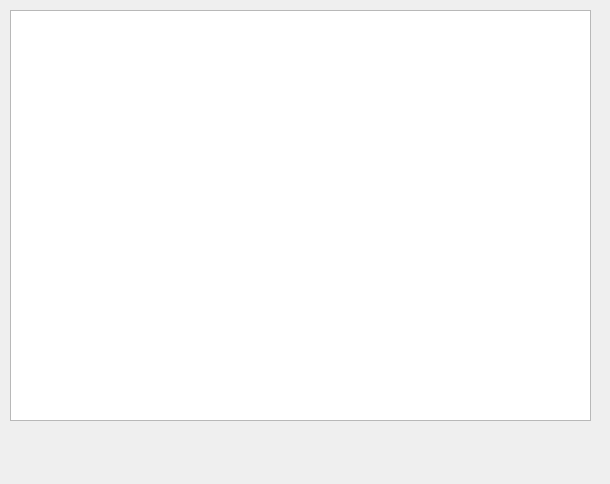
Old version of the form qt/tabsprite.ui in the repository Lupinzar/gssex.
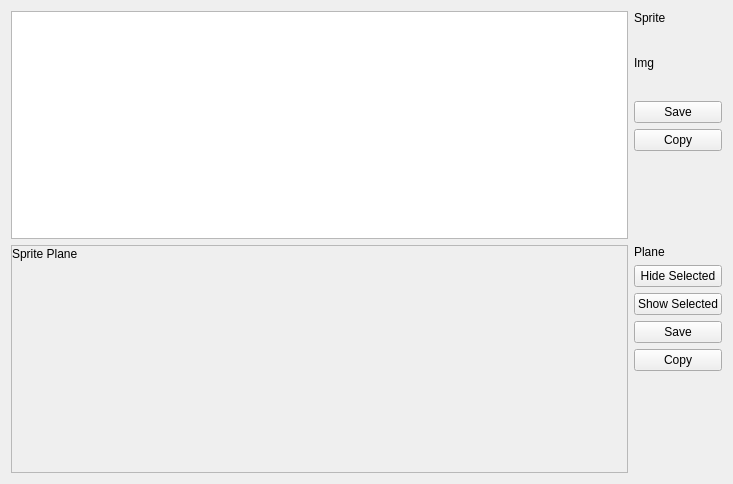
New version of the form. Icons and pictures are not drawn.

Diff of the .ui file:
```diff
--- a/qt/tabsprite.ui
+++ b/qt/tabsprite.ui
@@ -6,23 +6,211 @@
    <rect>
     <x>0</x>
     <y>0</y>
-    <width>610</width>
+    <width>733</width>
     <height>484</height>
    </rect>
   </property>
   <property name="windowTitle">
    <string>Form</string>
   </property>
-  <widget class="QTableView" name="sprite_view">
-   <property name="geometry">
-    <rect>
-     <x>10</x>
-     <y>10</y>
-     <width>581</width>
-     <height>411</height>
-    </rect>
-   </property>
-  </widget>
+  <layout class="QGridLayout" name="gridLayout">
+   <item row="0" column="0">
+    <widget class="QTableView" name="sprite_view"/>
+   </item>
+   <item row="0" column="1">
+    <layout class="QVBoxLayout" name="verticalLayout_2">
+     <item>
+      <widget class="QLabel" name="label">
+       <property name="sizePolicy">
+        <sizepolicy hsizetype="Fixed" vsizetype="Fixed">
+         <horstretch>0</horstretch>
+         <verstretch>0</verstretch>
+        </sizepolicy>
+       </property>
+       <property name="text">
+        <string>Sprite</string>
+       </property>
+      </widget>
+     </item>
+     <item>
+      <widget class="QLabel" name="sprite_label">
+       <property name="sizePolicy">
+        <sizepolicy hsizetype="Fixed" vsizetype="Fixed">
+         <horstretch>0</horstretch>
+         <verstretch>0</verstretch>
+        </sizepolicy>
+       </property>
+       <property name="minimumSize">
+        <size>
+         <width>32</width>
+         <height>64</height>
+        </size>
+       </property>
+       <property name="text">
+        <string>Img</string>
+       </property>
+      </widget>
+     </item>
+     <item>
+      <widget class="QPushButton" name="save_sprite_button">
+       <property name="toolTip">
+        <string>Save Sprite</string>
+       </property>
+       <property name="text">
+        <string>Save</string>
+       </property>
+       <property name="icon">
+        <iconset resource="resource.qrc">
+         <normaloff>:/icons/device-floppy.svg</normaloff>:/icons/device-floppy.svg</iconset>
+       </property>
+      </widget>
+     </item>
+     <item>
+      <widget class="QPushButton" name="copy_sprite_button">
+       <property name="toolTip">
+        <string>Copy Sprite</string>
+       </property>
+       <property name="text">
+        <string>Copy</string>
+       </property>
+       <property name="icon">
+        <iconset resource="resource.qrc">
+         <normaloff>:/icons/clipboard.svg</normaloff>:/icons/clipboard.svg</iconset>
+       </property>
+      </widget>
+     </item>
+     <item>
+      <spacer name="verticalSpacer">
+       <property name="orientation">
+        <enum>Qt::Orientation::Vertical</enum>
+       </property>
+       <property name="sizeHint" stdset="0">
+        <size>
+         <width>20</width>
+         <height>40</height>
+        </size>
+       </property>
+      </spacer>
+     </item>
+    </layout>
+   </item>
+   <item row="1" column="0">
+    <widget class="QScrollArea" name="plane_scroll">
+     <property name="minimumSize">
+      <size>
+       <width>320</width>
+       <height>224</height>
+      </size>
+     </property>
+     <property name="widgetResizable">
+      <bool>true</bool>
+     </property>
+     <widget class="QWidget" name="scrollAreaWidgetContents">
+      <property name="geometry">
+       <rect>
+        <x>0</x>
+        <y>0</y>
+        <width>601</width>
+        <height>228</height>
+       </rect>
+      </property>
+      <widget class="QLabel" name="plane_label">
+       <property name="geometry">
+        <rect>
+         <x>0</x>
+         <y>0</y>
+         <width>71</width>
+         <height>16</height>
+        </rect>
+       </property>
+       <property name="text">
+        <string>Sprite Plane</string>
+       </property>
+      </widget>
+     </widget>
+    </widget>
+   </item>
+   <item row="1" column="1">
+    <layout class="QVBoxLayout" name="verticalLayout_3">
+     <item>
+      <widget class="QLabel" name="label_2">
+       <property name="sizePolicy">
+        <sizepolicy hsizetype="Fixed" vsizetype="Fixed">
+         <horstretch>0</horstretch>
+         <verstretch>0</verstretch>
+        </sizepolicy>
+       </property>
+       <property name="text">
+        <string>Plane</string>
+       </property>
+      </widget>
+     </item>
+     <item>
+      <widget class="QPushButton" name="hide_button">
+       <property name="text">
+        <string>Hide Selected</string>
+       </property>
+       <property name="icon">
+        <iconset resource="resource.qrc">
+         <normaloff>:/icons/eye-off.svg</normaloff>:/icons/eye-off.svg</iconset>
+       </property>
+      </widget>
+     </item>
+     <item>
+      <widget class="QPushButton" name="show_button">
+       <property name="text">
+        <string>Show Selected</string>
+       </property>
+       <property name="icon">
+        <iconset resource="resource.qrc">
+         <normaloff>:/icons/eye.svg</normaloff>:/icons/eye.svg</iconset>
+       </property>
+      </widget>
+     </item>
+     <item>
+      <widget class="QPushButton" name="save_plane_button">
+       <property name="toolTip">
+        <string>Save Sprite</string>
+       </property>
+       <property name="text">
+        <string>Save</string>
+       </property>
+       <property name="icon">
+        <iconset resource="resource.qrc">
+         <normaloff>:/icons/device-floppy.svg</normaloff>:/icons/device-floppy.svg</iconset>
+       </property>
+      </widget>
+     </item>
+     <item>
+      <widget class="QPushButton" name="copy_plane_button">
+       <property name="toolTip">
+        <string>Copy Sprite</string>
+       </property>
+       <property name="text">
+        <string>Copy</string>
+       </property>
+       <property name="icon">
+        <iconset resource="resource.qrc">
+         <normaloff>:/icons/clipboard.svg</normaloff>:/icons/clipboard.svg</iconset>
+       </property>
+      </widget>
+     </item>
+     <item>
+      <spacer name="verticalSpacer_2">
+       <property name="orientation">
+        <enum>Qt::Orientation::Vertical</enum>
+       </property>
+       <property name="sizeHint" stdset="0">
+        <size>
+         <width>20</width>
+         <height>40</height>
+        </size>
+       </property>
+      </spacer>
+     </item>
+    </layout>
+   </item>
+  </layout>
  </widget>
  <resources/>
  <connections/>
```
Left out of the diff: 4 changed lines with no effect on the pictures.
